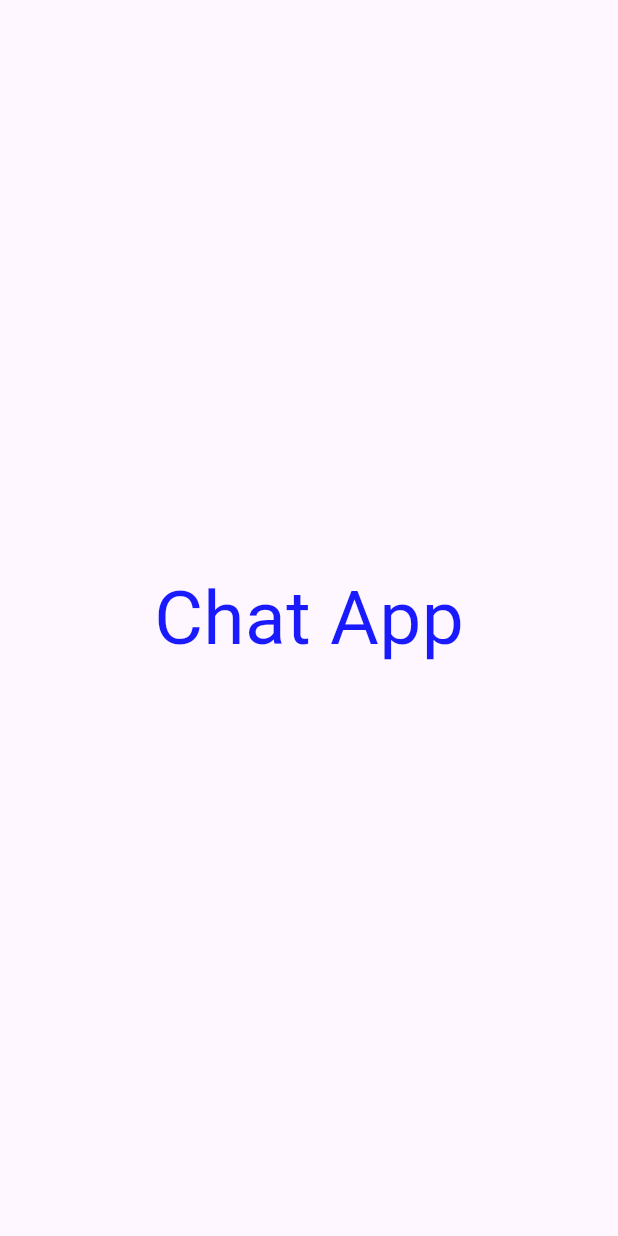
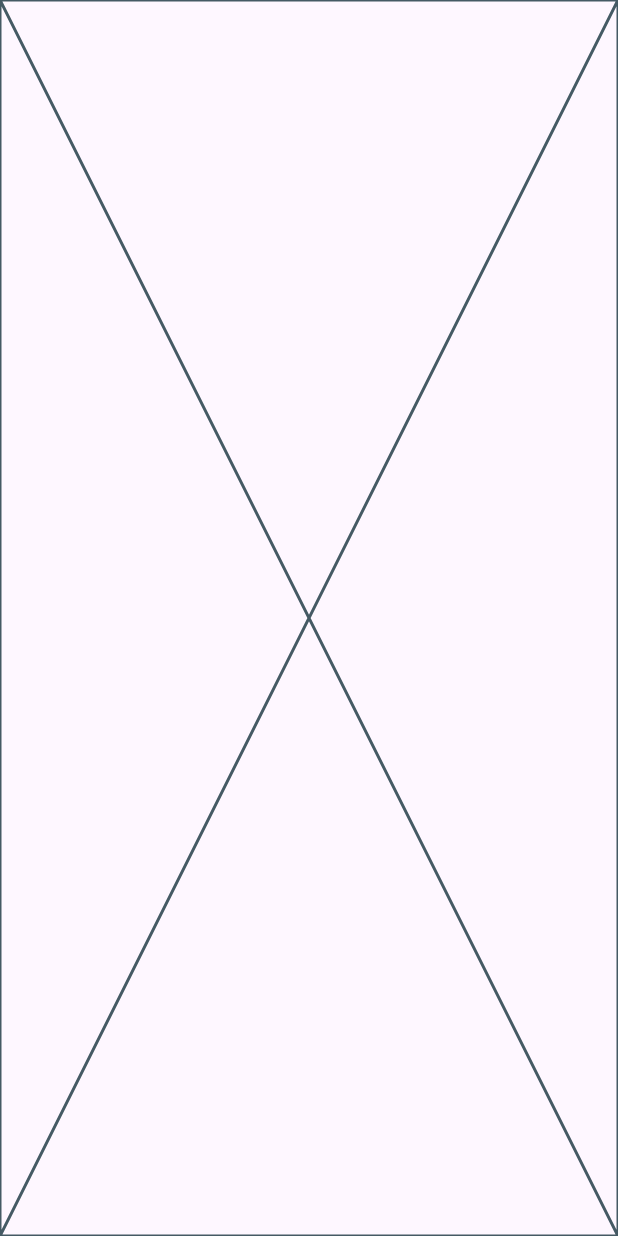
Before and after one commit to Makaruos-Emad/chat_app, a Flutter app: the screen it shows after launch, on a phone screen of 412 x 824 dp. Run offline on Flutter 3.47's test engine with Material 3 defaults, Android fonts, the light colour scheme and no system bars; our stand-ins replace go_router.

Commit message:
create login view

```diff
--- a/lib/constants.dart
+++ b/lib/constants.dart
@@ -1,3 +1,3 @@
 import 'package:flutter/material.dart';
 
-const kPrimaryColor = Color(0xff1a1aff);
+const kPrimaryColor = Color(0xff0000cc);
--- a/lib/core/utils/app_router.dart
+++ b/lib/core/utils/app_router.dart
@@ -1,12 +1,18 @@
+import 'package:chat_app/features/login/presentation/view/login_view.dart';
 import 'package:chat_app/features/splash/presentation/view/splash_view.dart';
 import 'package:go_router/go_router.dart';
 
 abstract class AppRouter {
+  static const kLoginView = '/LoginView';
   static final router = GoRouter(
     routes: [
       GoRoute(
         path: '/',
         builder: (context, state) => const SplashView(),
+      ),
+      GoRoute(
+        path: kLoginView,
+        builder: (context, state) => const LoginView(),
       )
     ],
   );
--- /dev/null
+++ b/lib/features/login/presentation/view/login_view.dart
@@ -0,0 +1,15 @@
+import 'package:chat_app/features/login/presentation/view/widget/login_view_body.dart';
+import 'package:flutter/material.dart';
+
+class LoginView extends StatelessWidget {
+  const LoginView({super.key});
+
+  @override
+  Widget build(BuildContext context) {
+    return const Scaffold(
+      body: SafeArea(
+        child: LoginViewBody(),
+      ),
+    );
+  }
+}
--- /dev/null
+++ b/lib/features/login/presentation/view/widget/login_view_body.dart
@@ -0,0 +1,10 @@
+import 'package:flutter/material.dart';
+
+class LoginViewBody extends StatelessWidget {
+  const LoginViewBody({super.key});
+
+  @override
+  Widget build(BuildContext context) {
+    return const Placeholder();
+  }
+}
--- a/lib/features/splash/presentation/view/widget/splash_view_body.dart
+++ b/lib/features/splash/presentation/view/widget/splash_view_body.dart
@@ -1,5 +1,7 @@
+import 'package:chat_app/core/utils/app_router.dart';
 import 'package:chat_app/features/splash/presentation/view/widget/sliding_text.dart';
 import 'package:flutter/material.dart';
+import 'package:go_router/go_router.dart';
 
 class SplashViewBody extends StatefulWidget {
   const SplashViewBody({super.key});
@@ -16,6 +18,7 @@ class _SplashViewBodyState extends State<SplashViewBody>
   @override
   void initState() {
     initSlidingAnimation();
+    navigateToLogin();
     super.initState();
   }
 
@@ -45,4 +48,13 @@ class _SplashViewBodyState extends State<SplashViewBody>
     ).animate(animationController);
     animationController.forward();
   }
+
+  void navigateToLogin() {
+    Future.delayed(
+      const Duration(seconds: 2),
+      () {
+        GoRouter.of(context).push(AppRouter.kLoginView);
+      },
+    );
+  }
 }
--- a/lib/main.dart
+++ b/lib/main.dart
@@ -11,6 +11,7 @@
   @override
   Widget build(BuildContext context) {
     return MaterialApp.router(
+      debugShowCheckedModeBanner: false,
       routerConfig: AppRouter.router,
     );
   }
```
